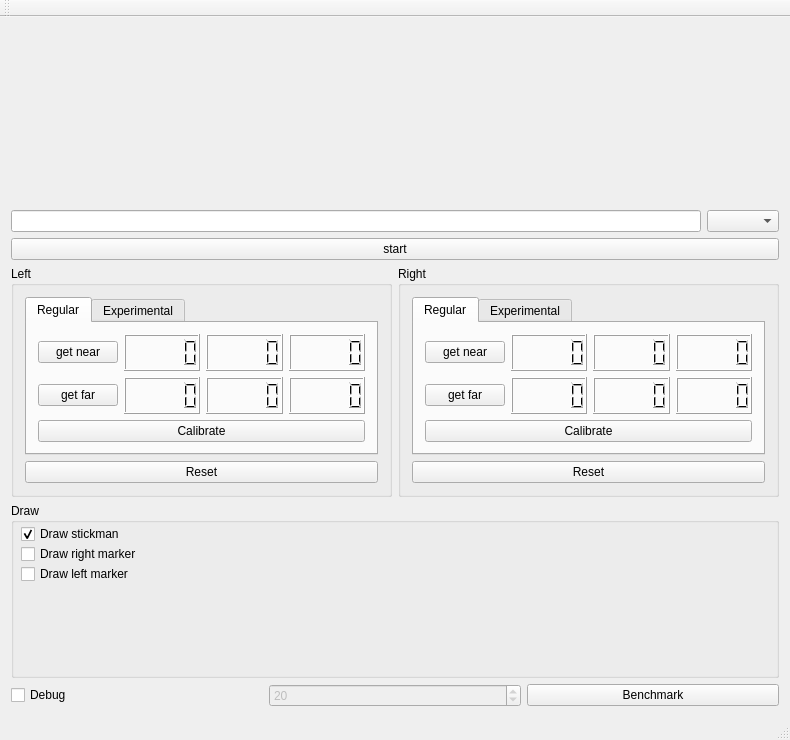
Qt form mainwindow.ui (janisozaur/inz_stickman) before a commit.
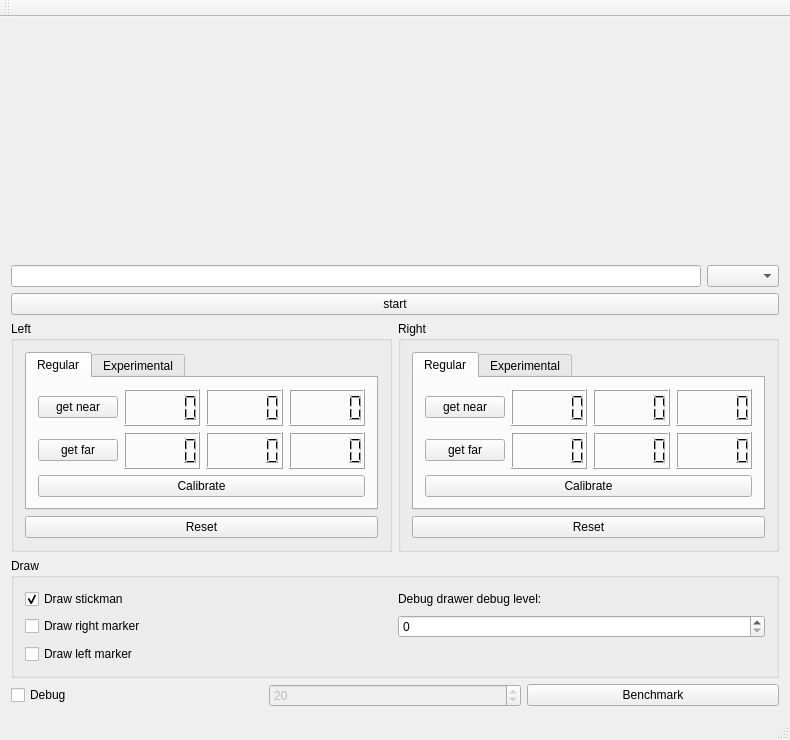
The same form after that commit. Custom widgets are drawn as their Qt base class.

Commit message: add runtime debug level selection

Patch:
```diff
--- a/mainwindow.ui
+++ b/mainwindow.ui
@@ -21,7 +21,14 @@
        <enum>QLayout::SetMinimumSize</enum>
       </property>
       <item>
-       <widget class="GLWidget" name="displayWidget" native="true"/>
+       <widget class="GLWidget" name="displayWidget" native="true">
+        <property name="sizePolicy">
+         <sizepolicy hsizetype="Expanding" vsizetype="Expanding">
+          <horstretch>0</horstretch>
+          <verstretch>0</verstretch>
+         </sizepolicy>
+        </property>
+       </widget>
       </item>
      </layout>
     </item>
@@ -290,15 +297,9 @@
       <property name="title">
        <string>Draw</string>
       </property>
+      <layout class="QGridLayout" name="gridLayout">
+       <item row="0" column="0">
       <widget class="QCheckBox" name="drawStickmanCheckBox">
-       <property name="geometry">
-        <rect>
-         <x>10</x>
-         <y>20</y>
-         <width>151</width>
-         <height>22</height>
-        </rect>
-       </property>
        <property name="text">
         <string>Draw stickman</string>
        </property>
@@ -306,32 +307,32 @@
         <bool>true</bool>
        </property>
       </widget>
+       </item>
+       <item row="1" column="0">
       <widget class="QCheckBox" name="drawRightMarkerCheckBox">
-       <property name="geometry">
-        <rect>
-         <x>10</x>
-         <y>40</y>
-         <width>151</width>
-         <height>22</height>
-        </rect>
-       </property>
        <property name="text">
         <string>Draw right marker</string>
        </property>
       </widget>
+       </item>
+       <item row="3" column="0">
       <widget class="QCheckBox" name="drawLeftMarkerCheckBox">
-       <property name="geometry">
-        <rect>
-         <x>10</x>
-         <y>60</y>
-         <width>151</width>
-         <height>22</height>
-        </rect>
-       </property>
        <property name="text">
         <string>Draw left marker</string>
        </property>
       </widget>
+       </item>
+       <item row="0" column="1">
+        <widget class="QLabel" name="label">
+         <property name="text">
+          <string>Debug drawer debug level:</string>
+         </property>
+        </widget>
+       </item>
+       <item row="1" column="1">
+        <widget class="QSpinBox" name="spinBox"/>
+       </item>
+      </layout>
      </widget>
     </item>
     <item>
```
Left out of the diff: 17 changed lines with no effect on the pictures. Lines whose indentation alone changed are shown as unchanged. The commit also changes 2 other files.
